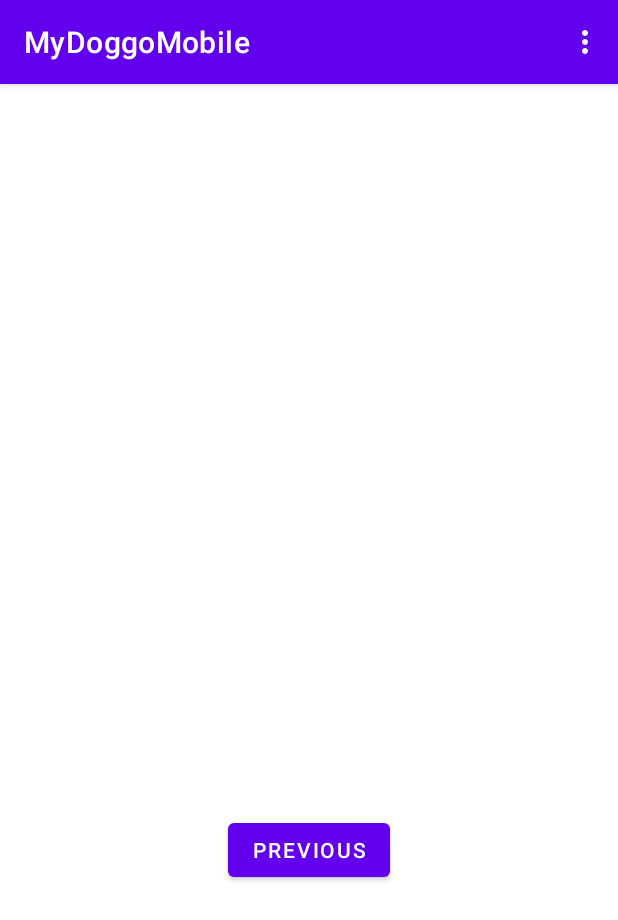
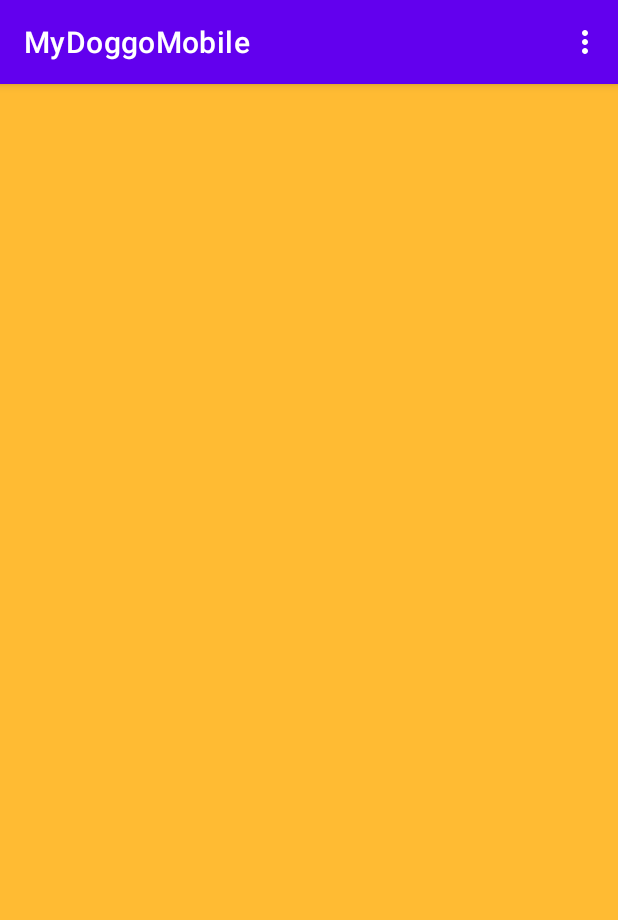
Before and after one commit to Cyann-chan/MyDoggoMobile, an Android app: the SecondFragment screen opened through its navigation route, on a phone screen of 412 x 824 dp. Shown: the top 920 px of the screen. Run offline under Robolectric (Android 15) with nearby library versions, the phone set to English and light mode, and no system bars.

Commit message:
Ajout second fragment (pas encore la liste) + navigation

```diff
--- a/app/src/main/java/com/example/mydoggomobile/presentation/list/DoggoListFragment.kt
+++ b/app/src/main/java/com/example/mydoggomobile/DoggoHome.kt
@@ -1,4 +1,4 @@
-package com.example.mydoggomobile.presentation.list
+package com.example.mydoggomobile
 
 import android.os.Bundle
 import androidx.fragment.app.Fragment
@@ -7,26 +7,25 @@ import android.view.View
 import android.view.ViewGroup
 import android.widget.Button
 import androidx.navigation.fragment.findNavController
-import com.example.mydoggomobile.R
 
 /**
  * A simple [Fragment] subclass as the default destination in the navigation.
  */
-class DoggoListFragment : Fragment() {
+class DoggoHome : Fragment() {
 
     override fun onCreateView(
             inflater: LayoutInflater, container: ViewGroup?,
             savedInstanceState: Bundle?
     ): View? {
         // Inflate the layout for this fragment
-        return inflater.inflate(R.layout.fragment_first, container, false)
+        return inflater.inflate(R.layout.fragment_home_first, container, false)
     }
 
     override fun onViewCreated(view: View, savedInstanceState: Bundle?) {
         super.onViewCreated(view, savedInstanceState)
 
         view.findViewById<Button>(R.id.button_first).setOnClickListener {
-            findNavController().navigate(R.id.action_FirstFragment_to_SecondFragment)
+            findNavController().navigate(R.id.navigateFromHomeToList)
         }
     }
 }
--- a/app/src/main/java/com/example/mydoggomobile/SecondFragment.kt
+++ b/app/src/main/java/com/example/mydoggomobile/SecondFragment.kt
@@ -18,14 +18,11 @@ class SecondFragment : Fragment() {
             savedInstanceState: Bundle?
     ): View? {
         // Inflate the layout for this fragment
-        return inflater.inflate(R.layout.fragment_second, container, false)
+        return inflater.inflate(R.layout.fragment_list_doggo, container, false)
     }
 
     override fun onViewCreated(view: View, savedInstanceState: Bundle?) {
         super.onViewCreated(view, savedInstanceState)
 
-        view.findViewById<Button>(R.id.button_second).setOnClickListener {
-            findNavController().navigate(R.id.action_SecondFragment_to_FirstFragment)
-        }
     }
 }
--- a/app/src/main/res/layout/fragment_doggo_list.xml
+++ /dev/null
@@ -1,6 +0,0 @@
-<?xml version="1.0" encoding="utf-8"?>
-<androidx.constraintlayout.widget.ConstraintLayout
-    xmlns:android="http://schemas.android.com/apk/res/android" android:layout_width="match_parent"
-    android:layout_height="match_parent">
-
-</androidx.constraintlayout.widget.ConstraintLayout>
--- a/app/src/main/res/layout/fragment_first.xml
+++ b/app/src/main/res/layout/fragment_home_first.xml
@@ -4,7 +4,7 @@
     xmlns:tools="http://schemas.android.com/tools"
     android:layout_width="match_parent"
     android:layout_height="match_parent"
-    tools:context=".presentation.list.DoggoListFragment">
+    tools:context=".DoggoHome">
 
     <ImageView
         android:id="@+id/color_background"
--- /dev/null
+++ b/app/src/main/res/layout/fragment_list_doggo.xml
@@ -0,0 +1,29 @@
+<?xml version="1.0" encoding="utf-8"?>
+<androidx.constraintlayout.widget.ConstraintLayout xmlns:android="http://schemas.android.com/apk/res/android"
+    xmlns:app="http://schemas.android.com/apk/res-auto"
+    xmlns:tools="http://schemas.android.com/tools"
+    android:layout_width="match_parent"
+    android:layout_height="match_parent"
+    tools:context=".DoggoHome">
+
+
+    <ImageView
+        android:id="@+id/color_background"
+        android:layout_width="match_parent"
+        android:layout_height="match_parent"
+        android:background="@android:color/holo_orange_light"
+        app:layout_constraintBottom_toBottomOf="parent"
+        app:layout_constraintTop_toTopOf="parent"
+        app:layout_constraintRight_toRightOf="parent"
+        app:layout_constraintLeft_toLeftOf="parent"
+        />
+
+    <androidx.recyclerview.widget.RecyclerView
+        android:id="@+id/dog_recyclerview"
+        android:layout_width="wrap_content"
+        android:layout_height="wrap_content"
+        app:layout_constraintTop_toTopOf="parent"
+        app:layout_constraintEnd_toEndOf="parent"
+        app:layout_constraintStart_toStartOf="parent"/>
+
+</androidx.constraintlayout.widget.ConstraintLayout>
--- a/app/src/main/res/layout/fragment_second.xml
+++ /dev/null
@@ -1,27 +0,0 @@
-<?xml version="1.0" encoding="utf-8"?>
-<androidx.constraintlayout.widget.ConstraintLayout xmlns:android="http://schemas.android.com/apk/res/android"
-    xmlns:app="http://schemas.android.com/apk/res-auto"
-    xmlns:tools="http://schemas.android.com/tools"
-    android:layout_width="match_parent"
-    android:layout_height="match_parent"
-    tools:context=".SecondFragment">
-
-    <TextView
-        android:id="@+id/textview_second"
-        android:layout_width="wrap_content"
-        android:layout_height="wrap_content"
-        app:layout_constraintBottom_toTopOf="@id/button_second"
-        app:layout_constraintEnd_toEndOf="parent"
-        app:layout_constraintStart_toStartOf="parent"
-        app:layout_constraintTop_toTopOf="parent" />
-
-    <Button
-        android:id="@+id/button_second"
-        android:layout_width="wrap_content"
-        android:layout_height="wrap_content"
-        android:text="@string/previous"
-        app:layout_constraintBottom_toBottomOf="parent"
-        app:layout_constraintEnd_toEndOf="parent"
-        app:layout_constraintStart_toStartOf="parent"
-        app:layout_constraintTop_toBottomOf="@id/textview_second" />
-</androidx.constraintlayout.widget.ConstraintLayout>
--- a/app/src/main/res/navigation/nav_graph.xml
+++ b/app/src/main/res/navigation/nav_graph.xml
@@ -3,26 +3,26 @@
     xmlns:app="http://schemas.android.com/apk/res-auto"
     xmlns:tools="http://schemas.android.com/tools"
     android:id="@+id/nav_graph"
-    app:startDestination="@id/FirstFragment">
+    app:startDestination="@id/DoggoHome">
 
     <fragment
-        android:id="@+id/FirstFragment"
-        android:name="com.example.mydoggomobile.presentation.list.DoggoListFragment"
-        android:label="@string/first_fragment_label"
-        tools:layout="@layout/fragment_first">
+        android:id="@+id/DoggoHome"
+        android:name="com.example.mydoggomobile.DoggoHome"
+        android:label="Home"
+        tools:layout="@layout/fragment_home_first">
 
         <action
-            android:id="@+id/action_FirstFragment_to_SecondFragment"
-            app:destination="@id/SecondFragment" />
+            android:id="@+id/navigateFromHomeToList"
+            app:destination="@id/DoggoList" />
     </fragment>
     <fragment
-        android:id="@+id/SecondFragment"
+        android:id="@+id/DoggoList"
         android:name="com.example.mydoggomobile.SecondFragment"
-        android:label="@string/second_fragment_label"
-        tools:layout="@layout/fragment_second">
+        android:label="List"
+        tools:layout="@layout/fragment_list_doggo">
 
         <action
-            android:id="@+id/action_SecondFragment_to_FirstFragment"
-            app:destination="@id/FirstFragment" />
+            android:id="@+id/navigateFromListToHome"
+            app:destination="@id/DoggoHome" />
     </fragment>
 </navigation>
```
